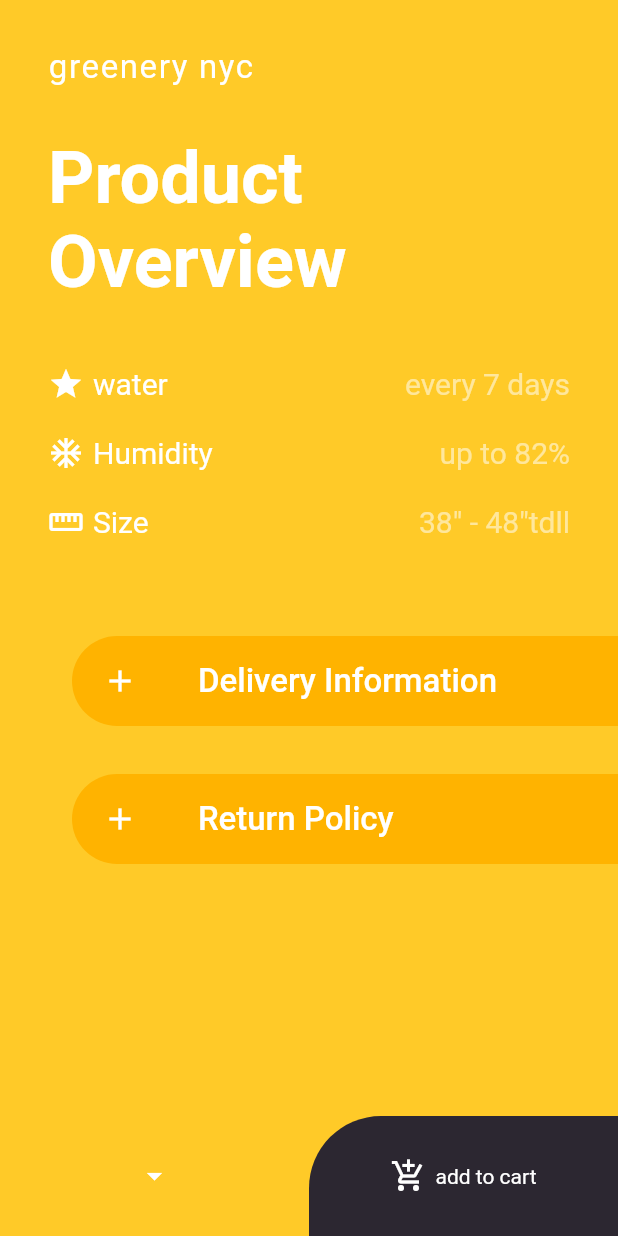
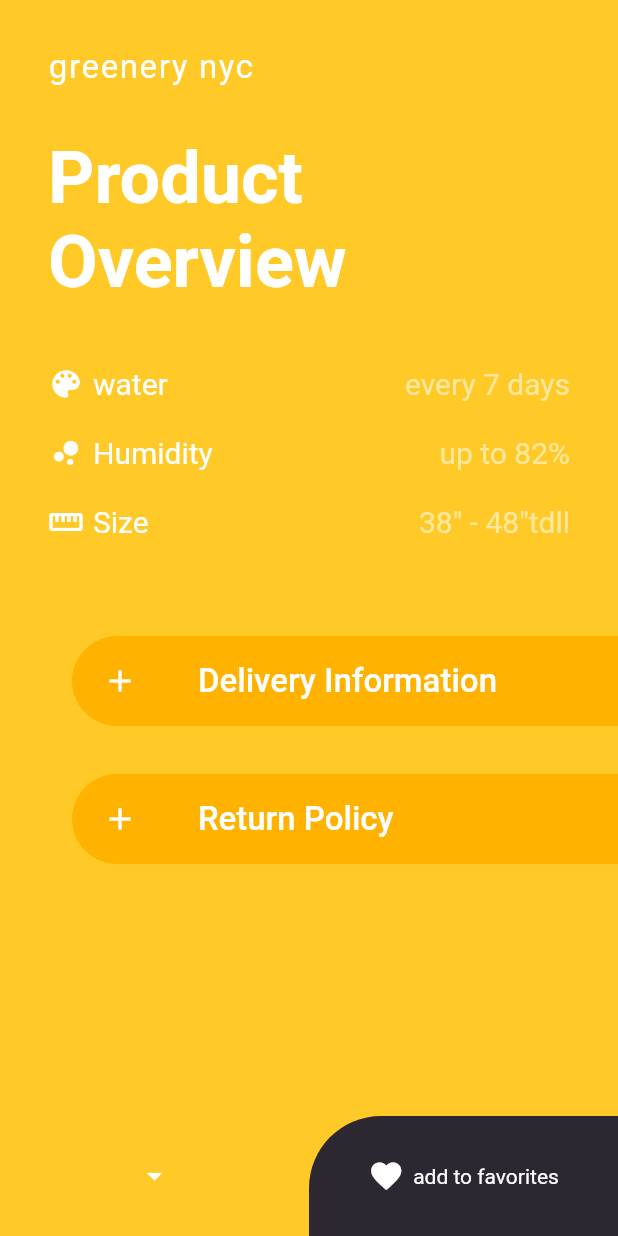
Before and after one commit to AndreaCostanzo1/FlutterApp, a Flutter app: the DetailsScreen screen opened directly, on a phone screen of 412 x 824 dp. Run offline on Flutter 3.47's test engine with Material 2 defaults, Android fonts, the phone set to English and light mode, and no system bars; network calls fail.

Commit message:
Added simple animation to add to favourites

```diff
--- /dev/null
+++ b/lib/view/components/buttons/custom_backgrounded_icon_button.dart
@@ -0,0 +1,88 @@
+import 'package:flutter/material.dart';
+
+class CustomBackgroundedIconButton extends StatefulWidget {
+  final Radius topLeftRadius;
+  final Radius topRightRadius;
+  final Radius bottomLeftRadius;
+  final Radius bottomRightRadius;
+  final Color backgroundColor;
+  final Color outlineColor;
+  final Color pressedColor;
+
+  CustomBackgroundedIconButton({
+    this.backgroundColor=const Color(0xff2c2731),
+    this.outlineColor=Colors.white,
+    this.pressedColor=const Color(0xff4e4954),
+    this.topLeftRadius = Radius.zero,
+    this.topRightRadius = Radius.zero,
+    this.bottomLeftRadius = Radius.zero,
+    this.bottomRightRadius = Radius.zero,
+  });
+
+
+  State<StatefulWidget> createState() => _ButtonState();
+}
+
+class _ButtonState extends State<CustomBackgroundedIconButton> {
+
+  bool pressed=false;
+
+  doSomething(TapDownDetails details){ //fix function name
+    setState(() {
+      pressed=true;
+    });
+  }
+
+  doSomethingElse(TapUpDetails details){ //fix function name
+    setState(() {
+      pressed=false;
+    });
+  }
+
+  doSomethingElse2(LongPressEndDetails details){ //fix function name
+    setState(() {
+      pressed=false;
+    });
+  }
+  @override
+  Widget build(BuildContext context) {
+    Color backgroundColor;
+    if(!pressed){
+      backgroundColor=widget.backgroundColor;
+    } else {
+      backgroundColor=widget.pressedColor;
+    }
+    return GestureDetector(
+      onTap: () => print('tap'), //fixme
+      onTapDown: (details) => doSomething(details),
+      onTapUp: (details) => doSomethingElse(details),
+      onLongPressEnd: (details)=>doSomethingElse2(details),
+      child: AnimatedContainer(
+        height: 80.0,
+        duration: Duration(seconds: 1),
+        width: MediaQuery.of(context).size.width / 2,
+        curve: Curves.fastLinearToSlowEaseIn,
+        decoration: BoxDecoration(
+            color: backgroundColor,
+            borderRadius:
+            BorderRadius.only(topLeft: widget.topLeftRadius,topRight: widget.topRightRadius,bottomLeft: widget.bottomLeftRadius,bottomRight: widget.bottomRightRadius)),
+        child: Row(
+          mainAxisAlignment: MainAxisAlignment.center,
+          children: <Widget>[
+            Icon(
+              Icons.favorite,
+              color: widget.outlineColor,
+            ),
+            SizedBox(
+              width: 6.0,
+            ),
+            Text(
+              'add to favorites',
+              style: TextStyle(color: widget.outlineColor),
+            )
+          ],
+        ),
+      ),
+    );
+  }
+}
--- a/lib/view/pages/beer_details_page.dart
+++ b/lib/view/pages/beer_details_page.dart
@@ -1,4 +1,6 @@
 import 'package:flutter/material.dart';
+
+import 'package:flutter_beertastic/view/components/buttons/custom_backgrounded_icon_button.dart';
 
 Color bottomBarColor = Colors.amber[400];
 Color bottomBarSquareColor = Colors.amber[600];
@@ -32,9 +34,9 @@ class DetailsScreen extends StatelessWidget {
                   ),
                 ),
                 SizedBox(height: 42.0),
-                itemRow(Icons.star, 'water', 'every 7 days'),
+                itemRow(Icons.color_lens, 'water', 'every 7 days'),
                 SizedBox(height: 22.0),
-                itemRow(Icons.ac_unit, 'Humidity', 'up to 82%'),
+                itemRow(Icons.bubble_chart, 'Humidity', 'up to 82%'),
                 SizedBox(height: 22.0),
                 itemRow(Icons.straighten, 'Size', '38" - 48"tdll'),
               ],
@@ -99,34 +101,15 @@ class DetailsScreen extends StatelessWidget {
               children: <Widget>[
                 Container(
                   width: MediaQuery.of(context).size.width / 2,
-                  child: Icon(
-                    Icons.arrow_drop_down,
-                    color: Colors.white,
+                  child: IconButton(
+                    onPressed: () => Navigator.pop(context),
+                    icon: Icon(
+                      Icons.arrow_drop_down,
+                      color: Colors.white,
+                    ),
                   ),
                 ),
-                Container(
-                    height: 80.0,
-                    width: MediaQuery.of(context).size.width / 2,
-                    decoration: BoxDecoration(
-                        color: Color(0xff2c2731),
-                        borderRadius:
-                        BorderRadius.only(topLeft: Radius.circular(48.0))),
-                    child: Row(
-                      mainAxisAlignment: MainAxisAlignment.center,
-                      children: <Widget>[
-                        Icon(
-                          Icons.add_shopping_cart,
-                          color: Colors.white,
-                        ),
-                        SizedBox(
-                          width: 6.0,
-                        ),
-                        Text(
-                          'add to cart',
-                          style: TextStyle(color: Colors.white),
-                        )
-                      ],
-                    ))
+                CustomBackgroundedIconButton(topLeftRadius: Radius.circular(48.0),),
               ],
             ),
           )
```
